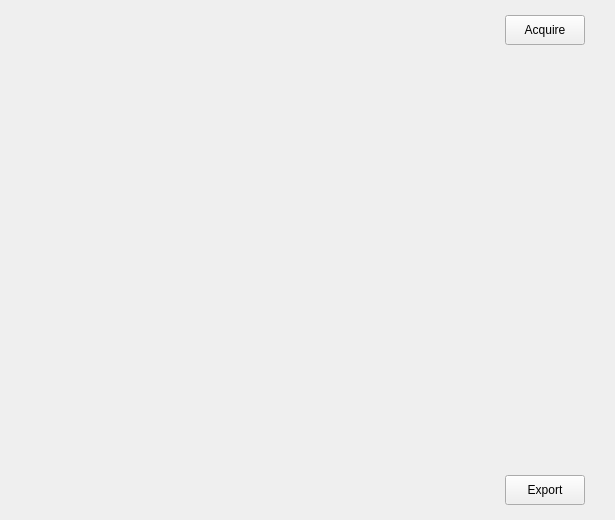
huangbop/usd, file views/ui/gpio.ui: the form before one commit.
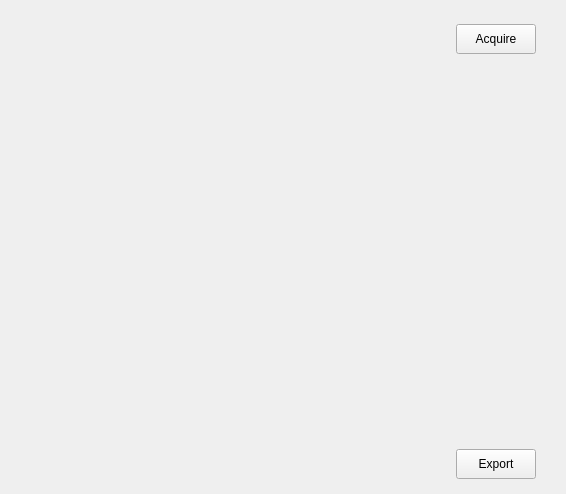
The form after the commit.

What changed in the file:
```diff
--- a/views/ui/gpio.ui
+++ b/views/ui/gpio.ui
@@ -6,8 +6,8 @@
    <rect>
     <x>0</x>
     <y>0</y>
-    <width>615</width>
-    <height>520</height>
+    <width>566</width>
+    <height>494</height>
    </rect>
   </property>
   <property name="windowTitle">
@@ -31,7 +31,7 @@
    </property>
    <item>
     <widget class="QWidget" name="bg" native="true">
-     <layout class="QHBoxLayout" name="horizontalLayout_2">
+     <layout class="QHBoxLayout" name="horizontalLayout_3">
       <property name="spacing">
        <number>30</number>
       </property>
@@ -39,7 +39,7 @@
        <number>15</number>
       </property>
       <property name="topMargin">
-       <number>15</number>
+       <number>4</number>
       </property>
       <property name="rightMargin">
        <number>30</number>
@@ -48,17 +48,98 @@
        <number>15</number>
       </property>
       <item>
-       <widget class="QWidget" name="plot_bg" native="true">
-        <property name="sizePolicy">
-         <sizepolicy hsizetype="Expanding" vsizetype="Expanding">
-          <horstretch>0</horstretch>
-          <verstretch>0</verstretch>
-         </sizepolicy>
+       <layout class="QVBoxLayout" name="verticalLayout_2">
+        <property name="spacing">
+         <number>4</number>
         </property>
-       </widget>
+        <item>
+         <layout class="QHBoxLayout" name="horizontalLayout_2">
+          <item>
+           <spacer name="horizontalSpacer">
+            <property name="orientation">
+             <enum>Qt::Horizontal</enum>
+            </property>
+            <property name="sizeType">
+             <enum>QSizePolicy::Preferred</enum>
+            </property>
+            <property name="sizeHint" stdset="0">
+             <size>
+              <width>80</width>
+              <height>20</height>
+             </size>
+            </property>
+           </spacer>
+          </item>
+          <item>
+           <widget class="QWidget" name="leds_bg" native="true">
+            <property name="sizePolicy">
+             <sizepolicy hsizetype="Expanding" vsizetype="Fixed">
+              <horstretch>0</horstretch>
+              <verstretch>0</verstretch>
+             </sizepolicy>
+            </property>
+            <property name="minimumSize">
+             <size>
+              <width>0</width>
+              <height>5</height>
+             </size>
+            </property>
+            <property name="maximumSize">
+             <size>
+              <width>16777215</width>
+              <height>10</height>
+             </size>
+            </property>
+           </widget>
+          </item>
+          <item>
+           <spacer name="horizontalSpacer_2">
+            <property name="orientation">
+             <enum>Qt::Horizontal</enum>
+            </property>
+            <property name="sizeType">
+             <enum>QSizePolicy::Preferred</enum>
+            </property>
+            <property name="sizeHint" stdset="0">
+             <size>
+              <width>80</width>
+              <height>20</height>
+             </size>
+            </property>
+           </spacer>
+          </item>
+         </layout>
+        </item>
+        <item>
+         <widget class="QWidget" name="plot_bg" native="true">
+          <property name="sizePolicy">
+           <sizepolicy hsizetype="Expanding" vsizetype="Expanding">
+            <horstretch>0</horstretch>
+            <verstretch>0</verstretch>
+           </sizepolicy>
+          </property>
+         </widget>
+        </item>
+       </layout>
       </item>
       <item>
        <layout class="QVBoxLayout" name="verticalLayout">
+        <item>
+         <spacer name="verticalSpacer_2">
+          <property name="orientation">
+           <enum>Qt::Vertical</enum>
+          </property>
+          <property name="sizeType">
+           <enum>QSizePolicy::Fixed</enum>
+          </property>
+          <property name="sizeHint" stdset="0">
+           <size>
+            <width>20</width>
+            <height>20</height>
+           </size>
+          </property>
+         </spacer>
+        </item>
         <item>
          <widget class="QPushButton" name="pushButton">
           <property name="sizePolicy">
```
